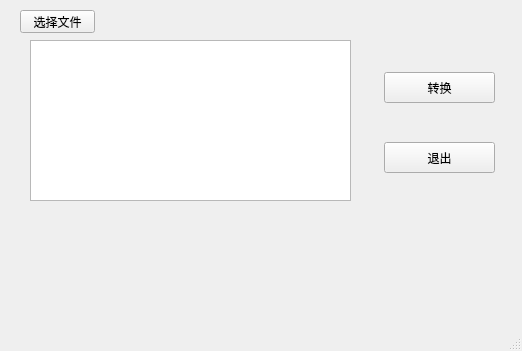
The window that lasio2others.ui (mrcangye/lasio2others) describes before a commit, drawn with Qt 5.
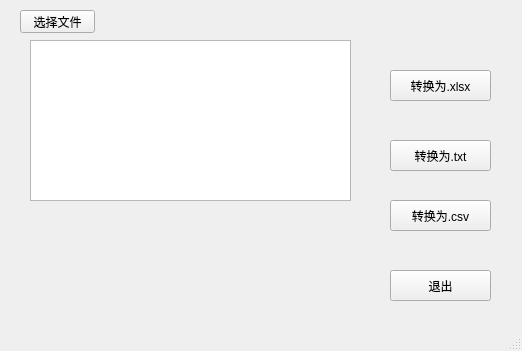
The same window after the commit.

What changed in the file:
```diff
--- a/lasio2others.ui
+++ b/lasio2others.ui
@@ -17,22 +17,22 @@
    <widget class="QPushButton" name="pushButton">
     <property name="geometry">
      <rect>
-      <x>384</x>
-      <y>72</y>
-      <width>111</width>
+      <x>390</x>
+      <y>70</y>
+      <width>101</width>
       <height>31</height>
      </rect>
     </property>
     <property name="text">
-     <string>转换</string>
+     <string>转换为.xlsx</string>
     </property>
    </widget>
    <widget class="QPushButton" name="pushButton_2">
     <property name="geometry">
      <rect>
-      <x>384</x>
-      <y>142</y>
-      <width>111</width>
+      <x>390</x>
+      <y>270</y>
+      <width>101</width>
       <height>31</height>
      </rect>
     </property>
@@ -63,6 +63,32 @@
      <string>选择文件</string>
     </property>
    </widget>
+   <widget class="QPushButton" name="pushButton_4">
+    <property name="geometry">
+     <rect>
+      <x>390</x>
+      <y>140</y>
+      <width>101</width>
+      <height>31</height>
+     </rect>
+    </property>
+    <property name="text">
+     <string>转换为.txt</string>
+    </property>
+   </widget>
+   <widget class="QPushButton" name="pushButton_5">
+    <property name="geometry">
+     <rect>
+      <x>390</x>
+      <y>200</y>
+      <width>101</width>
+      <height>31</height>
+     </rect>
+    </property>
+    <property name="text">
+     <string>转换为.csv</string>
+    </property>
+   </widget>
   </widget>
   <widget class="QStatusBar" name="statusbar"/>
  </widget>
```
Left out of the diff: 6 changed lines with no effect on the pictures.
